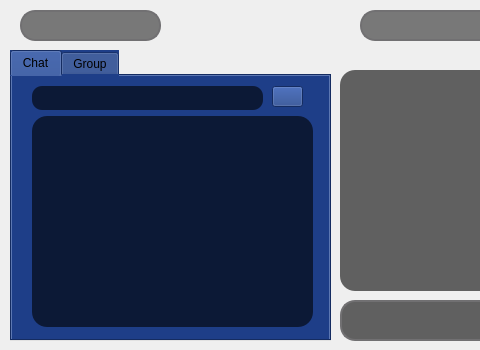
Before: the Qt Designer form project_1/page.ui in mobinamassah/Messenger_project, drawn with Qt 5; both pictures show x 0 to 480 and y 0 to 350 of the 760 by 350 pixel window.
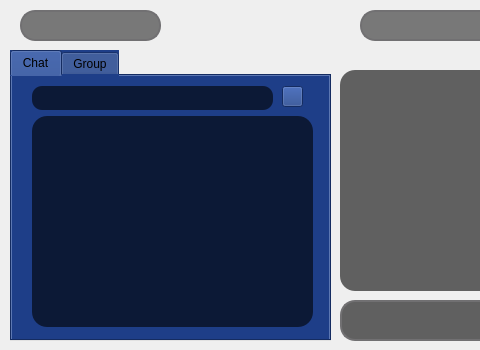
After: the same form once the commit is applied. Icons and pictures are not drawn.

What changed in the file:
```diff
--- a/project_1/page.ui
+++ b/project_1/page.ui
@@ -162,7 +162,7 @@
       <rect>
        <x>20</x>
        <y>10</y>
-       <width>231</width>
+       <width>241</width>
        <height>24</height>
       </rect>
      </property>
@@ -188,12 +188,12 @@
 color: rgb(255, 255, 255);</string>
      </property>
     </widget>
-    <widget class="QPushButton" name="pushButton_3">
+    <widget class="QToolButton" name="toolButton">
      <property name="geometry">
       <rect>
-       <x>260</x>
+       <x>270</x>
        <y>10</y>
-       <width>31</width>
+       <width>21</width>
        <height>21</height>
       </rect>
      </property>
```
